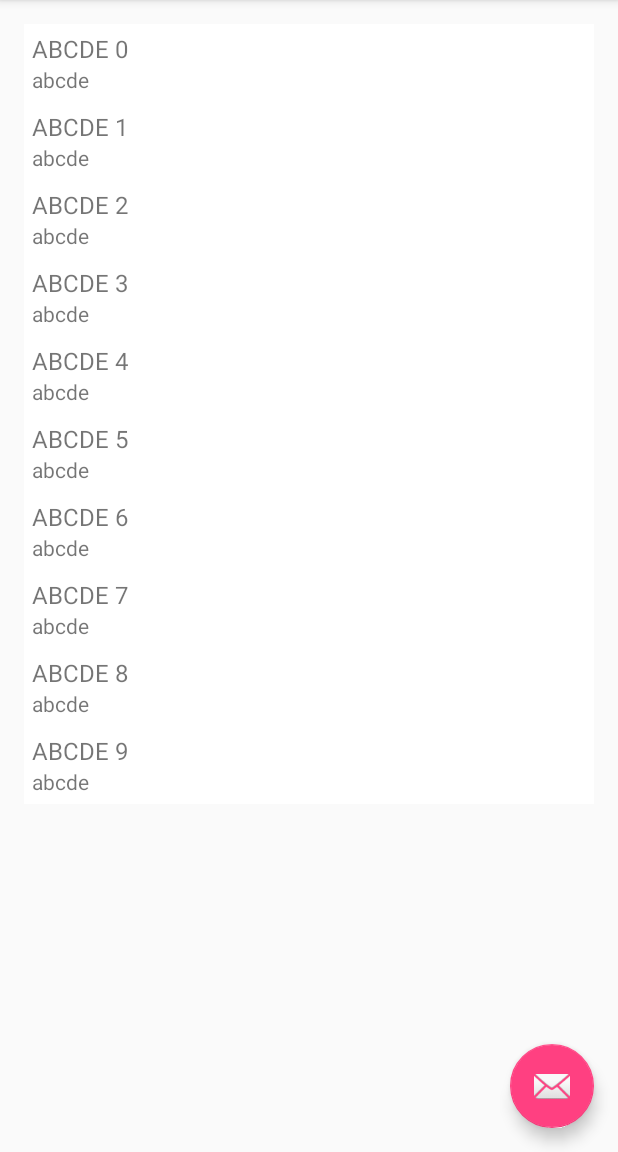
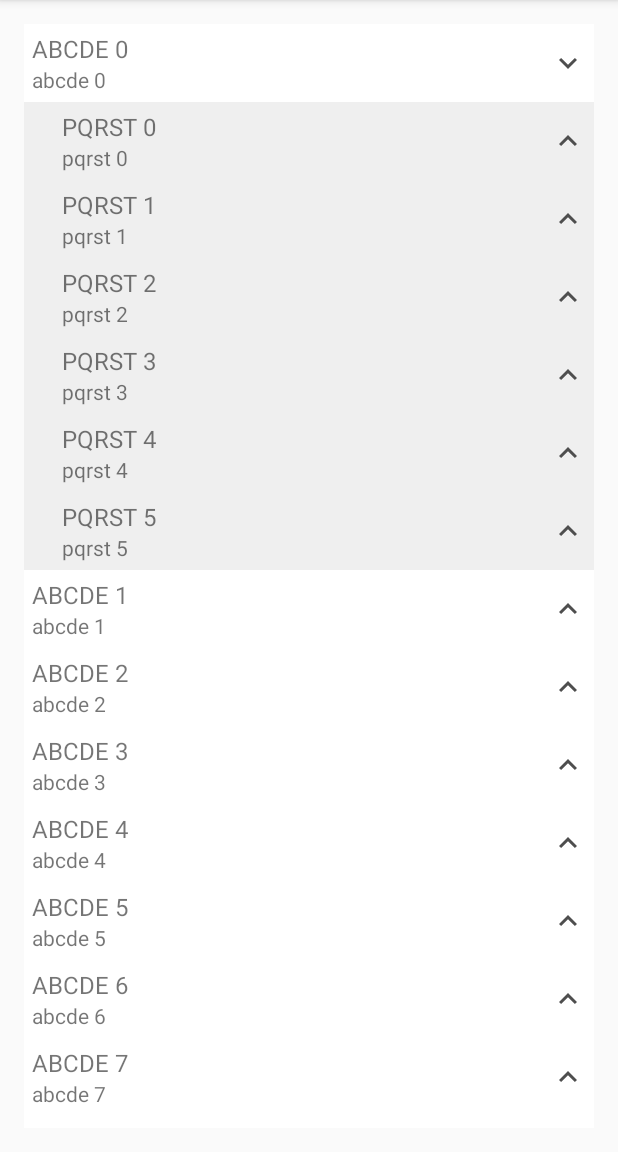
Before and after one commit to muditsen/multilevelrecyclerview, an Android app: the screen it shows after launch (MainActivity), in the options menu, after a tap on "Settings", on a phone screen of 412 x 824 dp, the part 84-1236 px from its top. Run offline under Robolectric (Android 15) with nearby library versions, the phone set to English and light mode, and no system bars; libraries missing offline, so code that uses them is left out: android.support.v4.

Commit message:
fixed bugs, added expand icon, updated README and optimized code

```diff
--- a/app/build.gradle
+++ b/app/build.gradle
@@ -2,14 +2,14 @@ apply plugin: 'com.android.application'
 
 android {
     compileSdkVersion 23
-    buildToolsVersion "23.0.2"
+    buildToolsVersion '25.0.0'
 
     defaultConfig {
         applicationId "com.mulitlevelrecyclerview"
         minSdkVersion 15
         targetSdkVersion 23
-        versionCode 1
-        versionName "1.0"
+        versionCode 2
+        versionName "1.1"
     }
     buildTypes {
         release {
--- a/app/src/main/java/com/mulitlevelrecyclerview/example/MainActivity.java
+++ b/app/src/main/java/com/mulitlevelrecyclerview/example/MainActivity.java
@@ -1,12 +1,9 @@
 package com.mulitlevelrecyclerview.example;
 
 import android.os.Bundle;
-import android.support.design.widget.FloatingActionButton;
-import android.support.design.widget.Snackbar;
 import android.support.v7.app.AppCompatActivity;
 import android.support.v7.widget.LinearLayoutManager;
 import android.support.v7.widget.Toolbar;
-import android.view.View;
 import android.view.Menu;
 import android.view.MenuItem;
 
@@ -16,6 +13,7 @@ import com.multilevelview.models.RecyclerViewItem;
 
 import java.util.ArrayList;
 import java.util.List;
+import java.util.Locale;
 
 public class MainActivity extends AppCompatActivity {
 
@@ -26,46 +24,45 @@ public class MainActivity extends AppCompatActivity {
         Toolbar toolbar = (Toolbar) findViewById(R.id.toolbar);
         setSupportActionBar(toolbar);
 
-        FloatingActionButton fab = (FloatingActionButton) findViewById(R.id.fab);
-        fab.setOnClickListener(new View.OnClickListener() {
-            @Override
-            public void onClick(View view) {
-                Snackbar.make(view, "Replace with your own action", Snackbar.LENGTH_LONG)
-                        .setAction("Action", null).show();
-            }
-        });
-
         MultiLevelRecyclerView multiLevelRecyclerView = (MultiLevelRecyclerView) findViewById(R.id.rv_list);
-
         multiLevelRecyclerView.setLayoutManager(new LinearLayoutManager(this));
 
-        List<Item> itemList = new ArrayList<>();
-        for(int i=0;i<10;i++){
-            Item item = new Item(1);
-            List<RecyclerViewItem> itemList2 = new ArrayList<>();
-            for(int j=0;j<5;j++){
-                Item item2 = new Item(2);
-                List<RecyclerViewItem> itemList3 = new ArrayList<>();
-                for(int k=0;k<3;k++){
-                    Item item3 = new Item(3);
-                    item3.setText("XYZ "+k);
-                    item3.setSecondText("xyz "+k);
-                    itemList3.add(item3);
-                }
-                item2.setText("PQRST "+j);
-                item2.setSecondText("pqrst "+j);
-                item2.addChildren(itemList3);
-                itemList2.add(item2);
+        List<Item> itemList = (List<Item>) recursivePopulateFakeData(0, 12);
+
+        MyAdapter myAdapter = new MyAdapter(this, itemList, multiLevelRecyclerView);
+
+        multiLevelRecyclerView.setAdapter(myAdapter);
+        multiLevelRecyclerView.removeItemClickListeners();
+    }
+
+
+    private List<?> recursivePopulateFakeData(int levelNumber, int depth) {
+        List<RecyclerViewItem> itemList = new ArrayList<>();
+
+        String title;
+        switch (levelNumber){
+            case 1:
+                title = "PQRST %d";
+                break;
+            case 2:
+                title = "XYZ %d";
+                break;
+            default:
+                title = "ABCDE %d";
+                break;
+        }
+
+        for (int i = 0; i < depth; i++) {
+            Item item = new Item(levelNumber);
+            item.setText(String.format(Locale.ENGLISH, title, i));
+            item.setSecondText(String.format(Locale.ENGLISH, title.toLowerCase(), i));
+            if(depth % 2 == 0){
+                item.addChildren((List<RecyclerViewItem>) recursivePopulateFakeData(levelNumber + 1, depth/2));
             }
-            item.setText("ABCDE "+i);
-            item.setSecondText("abcde "+i);
-            item.addChildren(itemList2);
             itemList.add(item);
         }
-        MyAdapter myAdapter = new MyAdapter(itemList);
 
-        multiLevelRecyclerView.setAdapter(myAdapter);
-
+        return itemList;
     }
 
     @Override
--- a/app/src/main/java/com/mulitlevelrecyclerview/example/MyAdapter.java
+++ b/app/src/main/java/com/mulitlevelrecyclerview/example/MyAdapter.java
@@ -1,50 +1,138 @@
 package com.mulitlevelrecyclerview.example;
 
+import android.content.Context;
 import android.graphics.Color;
+import android.os.Handler;
 import android.support.v7.widget.RecyclerView;
 import android.view.LayoutInflater;
 import android.view.View;
 import android.view.ViewGroup;
+import android.widget.ImageView;
+import android.widget.LinearLayout;
 import android.widget.TextView;
+import android.widget.Toast;
 
 import com.mulitlevelrecyclerview.R;
 import com.multilevelview.MultiLevelAdapter;
-import com.multilevelview.models.RecyclerViewItem;
+import com.multilevelview.MultiLevelRecyclerView;
 
 import java.util.ArrayList;
 import java.util.List;
+import java.util.Locale;
 
-public class MyAdapter extends MultiLevelAdapter {
 
-    List<Item> list = new ArrayList<>();
-    public MyAdapter(List<Item> recyclerViewItems) {
-        super(recyclerViewItems);
-        list = recyclerViewItems;
+class MyAdapter extends MultiLevelAdapter {
+
+    private Holder mViewHolder;
+    private Context mContext;
+    private List<Item> mListItems = new ArrayList<>();
+    private Item mItem;
+    private MultiLevelRecyclerView mMultiLevelRecyclerView;
+    private Handler handler;
+
+    MyAdapter(Context mContext, List<Item> mListItems, MultiLevelRecyclerView mMultiLevelRecyclerView) {
+        super(mListItems);
+        this.mListItems = mListItems;
+        this.mContext = mContext;
+        this.mMultiLevelRecyclerView = mMultiLevelRecyclerView;
+        handler = new Handler();
+    }
+
+    private void setExpandButton(ImageView expandButton, boolean isExpanded) {
+        // set the icon based on the current state
+        expandButton.setImageResource(isExpanded ? R.drawable.ic_keyboard_arrow_down_black_24dp : R.drawable.ic_keyboard_arrow_up_black_24dp);
     }
 
     @Override
     public RecyclerView.ViewHolder onCreateViewHolder(ViewGroup parent, int viewType) {
-        return new Holder(LayoutInflater.from(parent.getContext()).inflate(R.layout.item_layout,parent,false));
+        return new Holder(LayoutInflater.from(parent.getContext()).inflate(R.layout.item_layout, parent, false));
     }
 
     @Override
     public void onBindViewHolder(RecyclerView.ViewHolder holder, int position) {
-        if(getItemViewType(position) == 2){
-            holder.itemView.setBackgroundColor(Color.parseColor("#efefef"));
-        }else if(getItemViewType(position) == 3){
-            holder.itemView.setBackgroundColor(Color.parseColor("#dedede"));
-        }else{
-            holder.itemView.setBackgroundColor(Color.parseColor("#ffffff"));
+        mViewHolder = (Holder) holder;
+        mItem = mListItems.get(position);
+        mViewHolder.mItem = mItem;
+
+        switch (getItemViewType(position)) {
+            case 1:
+                holder.itemView.setBackgroundColor(Color.parseColor("#efefef"));
+                break;
+            case 2:
+                holder.itemView.setBackgroundColor(Color.parseColor("#dedede"));
+                break;
+            default:
+                holder.itemView.setBackgroundColor(Color.parseColor("#ffffff"));
+                break;
         }
-        ((Holder)holder).tvPosition.setText(list.get(position).getText());
+        mViewHolder.mTitle.setText(mItem.getText());
+        mViewHolder.mSubtitle.setText(mItem.getSecondText());
+
+        if (mItem.hasChildren() && mItem.getChildren().size() > 0) {
+            setExpandButton(mViewHolder.mExpandIcon, mItem.isExpanded());
+            mViewHolder.mExpandButton.setVisibility(View.VISIBLE);
+        } else {
+            mViewHolder.mExpandButton.setVisibility(View.GONE);
+        }
+
+        // indent child items
+        // Note: the parent item should start at zero to have no indentation
+        // e.g. in populateFakeData(); the very first Item shold be instantiate like this: Item item = new Item(0);
+        float density = mContext.getResources().getDisplayMetrics().density;
+        ((ViewGroup.MarginLayoutParams) mViewHolder.mTextBox.getLayoutParams()).leftMargin = (int) ((getItemViewType(position) * 20) * density + 0.5f);
     }
 
-    public static class Holder extends RecyclerView.ViewHolder{
+    private class Holder extends RecyclerView.ViewHolder {
 
-        TextView tvPosition;
-        public Holder(View itemView) {
+        TextView mTitle, mSubtitle;
+        ImageView mExpandIcon;
+        Item mItem;
+        LinearLayout mTextBox, mExpandButton;
+
+        Holder(View itemView) {
             super(itemView);
-            tvPosition = (TextView) itemView.findViewById(R.id.tv_position);
+            mTitle = (TextView) itemView.findViewById(R.id.title);
+            mSubtitle = (TextView) itemView.findViewById(R.id.subtitle);
+            mExpandIcon = (ImageView) itemView.findViewById(R.id.image_view);
+            mTextBox = (LinearLayout) itemView.findViewById(R.id.text_box);
+            mExpandButton = (LinearLayout) itemView.findViewById(R.id.expand_field);
+
+            // The following code snippets are only necessary if you set multiLevelRecyclerView.removeItemClickListeners(); in MainActivity.java
+            // this enables more than one click event on an item (e.g. Click Event on the item itself and click event on the expand button)
+            itemView.setOnClickListener(new View.OnClickListener() {
+                @Override
+                public void onClick(View v) {
+                    //set click event on item here
+                    Toast.makeText(mContext, String.format(Locale.ENGLISH, "Item at position %d was clicked!", getAdapterPosition()), Toast.LENGTH_SHORT).show();
+                }
+            });
+
+            //set click listener on LinearLayout because the click area is bigger than the ImageView
+            mExpandButton.setOnClickListener(new View.OnClickListener() {
+                @Override
+                public void onClick(View v) {
+                    // set click event on expand button here
+                    mMultiLevelRecyclerView.onItemClick(v, mItem, getAdapterPosition());
+                    // rotate the icon based on the current state
+                    // but only here because otherwise we'd see the animation on expanded items too while scrolling
+                    mExpandIcon.animate().rotation(mItem.isExpanded() ? -180 : 0).start();
+
+                    Toast.makeText(mContext, String.format(Locale.ENGLISH, "Item at position %d is expanded: %s", getAdapterPosition(), mItem.isExpanded()), Toast.LENGTH_SHORT).show();
+                }
+            });
+
+            // If you save the expand state in a database and you want to expand the list on every start
+            // then you might need the following code to expand the items
+            Runnable r = new Runnable() {
+                @Override
+                public void run() {
+                    if (mItem != null && mItem.isExpanded()) {
+                        mMultiLevelRecyclerView.onItemClick(null, mItem, getAdapterPosition());
+                        setExpandButton(mExpandIcon, mItem.isExpanded());
+                    }
+                }
+            };
+            handler.post(r);
         }
     }
 
--- /dev/null
+++ b/app/src/main/res/drawable/ic_keyboard_arrow_down_black_24dp.xml
@@ -0,0 +1,4 @@
+<?xml version="1.0" encoding="UTF-8" standalone="no"?>
+<vector xmlns:android="http://schemas.android.com/apk/res/android" android:height="24dp" android:viewportHeight="24.0" android:viewportWidth="24.0" android:width="24dp">
+    <path android:fillColor="#000000" android:pathData="M7.41,7.84L12,12.42l4.59,-4.58L18,9.25l-6,6 -6,-6z"/>
+</vector>
--- /dev/null
+++ b/app/src/main/res/drawable/ic_keyboard_arrow_up_black_24dp.xml
@@ -0,0 +1,4 @@
+<?xml version="1.0" encoding="UTF-8" standalone="no"?>
+<vector xmlns:android="http://schemas.android.com/apk/res/android" android:height="24dp" android:viewportHeight="24.0" android:viewportWidth="24.0" android:width="24dp">
+    <path android:fillColor="#000000" android:pathData="M7.41,15.41L12,10.83l4.59,4.58L18,14l-6,-6 -6,6z"/>
+</vector>
--- a/app/src/main/res/layout/activity_main.xml
+++ b/app/src/main/res/layout/activity_main.xml
@@ -23,12 +23,4 @@
 
     <include layout="@layout/content_main" />
 
-    <android.support.design.widget.FloatingActionButton
-        android:id="@+id/fab"
-        android:layout_width="wrap_content"
-        android:layout_height="wrap_content"
-        android:layout_gravity="bottom|end"
-        android:layout_margin="@dimen/fab_margin"
-        android:src="@android:drawable/ic_dialog_email" />
-
 </android.support.design.widget.CoordinatorLayout>
--- a/app/src/main/res/layout/item_layout.xml
+++ b/app/src/main/res/layout/item_layout.xml
@@ -1,21 +1,48 @@
 <?xml version="1.0" encoding="utf-8"?>
 <LinearLayout xmlns:android="http://schemas.android.com/apk/res/android"
-    android:orientation="vertical" android:layout_width="match_parent"
-    android:padding="5dp"
-    android:layout_height="wrap_content">
+    android:layout_width="match_parent"
+    android:layout_height="wrap_content"
+    android:orientation="horizontal"
+    android:padding="5dp">
 
-    <TextView
-        android:id="@+id/tv_position"
-        android:text="ABCDEF"
-        android:textSize="16sp"
-        android:layout_width="match_parent"
-        android:layout_height="wrap_content" />
+    <LinearLayout
+        android:id="@+id/text_box"
+        android:layout_width="wrap_content"
+        android:layout_height="wrap_content"
+        android:layout_weight="1"
+        android:layout_marginRight="10dp"
+        android:layout_marginEnd="10dp"
+        android:orientation="vertical">
 
-    <TextView
+        <TextView
+            android:id="@+id/title"
+            android:layout_width="match_parent"
+            android:layout_height="wrap_content"
+            android:text="ABCDEF"
+            android:textSize="16sp" />
 
-        android:text="abcde"
-        android:textSize="14sp"
-        android:layout_width="match_parent"
-        android:layout_height="wrap_content" />
+        <TextView
+            android:id="@+id/subtitle"
+            android:layout_width="match_parent"
+            android:layout_height="wrap_content"
+            android:text="abcde"
+            android:textSize="14sp" />
+    </LinearLayout>
+
+    <LinearLayout
+        android:id="@+id/expand_field"
+        android:layout_weight="0"
+        android:layout_width="wrap_content"
+        android:layout_height="match_parent"
+        android:gravity="center">
+
+        <ImageView
+            android:id="@+id/image_view"
+            android:tint="#4e4e4e"
+            android:src="@drawable/ic_keyboard_arrow_up_black_24dp"
+            android:layout_width="wrap_content"
+            android:layout_height="wrap_content" />
+
+    </LinearLayout>
 
 </LinearLayout>
--- a/build.gradle
+++ b/build.gradle
@@ -5,7 +5,7 @@ buildscript {
         jcenter()
     }
     dependencies {
-        classpath 'com.android.tools.build:gradle:2.0.0'
+        classpath 'com.android.tools.build:gradle:2.3.3'
 
         // NOTE: Do not place your application dependencies here; they belong
         // in the individual module build.gradle files
--- a/multilevelview/build.gradle
+++ b/multilevelview/build.gradle
@@ -2,13 +2,13 @@ apply plugin: 'com.android.library'
 
 android {
     compileSdkVersion 23
-    buildToolsVersion "23.0.2"
+    buildToolsVersion '25.0.0'
 
     defaultConfig {
         minSdkVersion 15
         targetSdkVersion 23
-        versionCode 1
-        versionName "1.0"
+        versionCode 2
+        versionName "1.1"
     }
     buildTypes {
         release {
--- a/multilevelview/src/main/java/com/multilevelview/MultiLevelAdapter.java
+++ b/multilevelview/src/main/java/com/multilevelview/MultiLevelAdapter.java
@@ -3,7 +3,6 @@ package com.multilevelview;
 
 import android.support.v7.widget.RecyclerView;
 import android.view.ViewGroup;
-
 
 import com.multilevelview.models.RecyclerViewItem;
 
@@ -11,26 +10,26 @@ import java.util.ArrayList;
 import java.util.List;
 
 
-public abstract class MultiLevelAdapter extends RecyclerView.Adapter<RecyclerView.ViewHolder>{
+public abstract class MultiLevelAdapter extends RecyclerView.Adapter<RecyclerView.ViewHolder> {
 
     List<RecyclerViewItem> recyclerViewItemList = new ArrayList<>();
 
-    public MultiLevelAdapter(List<?> recyclerViewItems){
-        if(!(recyclerViewItems.get(0) instanceof RecyclerViewItem)){
+    public MultiLevelAdapter(List<?> recyclerViewItems) {
+        if (!(recyclerViewItems.get(0) instanceof RecyclerViewItem)) {
             throw new IllegalArgumentException("Please Add Items Of Class extending RecyclerViewItem");
         }
         this.recyclerViewItemList = (List<RecyclerViewItem>) recyclerViewItems;
     }
 
-    public void setRecyclerViewItemList(List<RecyclerViewItem> recyclerViewItemList) {
+    void setRecyclerViewItemList(List<RecyclerViewItem> recyclerViewItemList) {
         this.recyclerViewItemList = recyclerViewItemList;
     }
 
     @Override
-    public abstract RecyclerView.ViewHolder onCreateViewHolder(ViewGroup parent, int viewType) ;
+    public abstract RecyclerView.ViewHolder onCreateViewHolder(ViewGroup parent, int viewType);
 
     @Override
-    public abstract void onBindViewHolder(RecyclerView.ViewHolder holder, int position) ;
+    public abstract void onBindViewHolder(RecyclerView.ViewHolder holder, int position);
 
     @Override
     public int getItemCount() {
@@ -42,7 +41,7 @@ public abstract class MultiLevelAdapter extends RecyclerView.Adapter<RecyclerVie
         return recyclerViewItemList.get(position).getLevel();
     }
 
-    public List<RecyclerViewItem> getRecyclerViewItemList() {
+    List<RecyclerViewItem> getRecyclerViewItemList() {
         return recyclerViewItemList;
     }
 }
--- a/multilevelview/src/main/java/com/multilevelview/MultiLevelRecyclerView.java
+++ b/multilevelview/src/main/java/com/multilevelview/MultiLevelRecyclerView.java
@@ -20,13 +20,9 @@ public class MultiLevelRecyclerView extends RecyclerView implements OnRecyclerIt
 
     Context mContext;
 
-    private boolean isExpanded = false;
+    private boolean isExpanded = false, accordion = false;
 
-    private boolean accordion = false;
-
-    private int prevClickedPosition = -1;
-
-    private int numberOfItemsAdded = 0;
+    private int prevClickedPosition = -1, numberOfItemsAdded = 0;
 
     MultiLevelAdapter mMultiLevelAdapter;
 
@@ -68,6 +64,12 @@ public class MultiLevelRecyclerView extends RecyclerView implements OnRecyclerIt
         setItemAnimator(new DefaultItemAnimator());
     }
 
+    public void removeItemClickListeners() {
+        if (recyclerItemClickListener != null) {
+            removeOnItemTouchListener(recyclerItemClickListener);
+        }
+    }
+
     @Override
     public void setItemAnimator(ItemAnimator animator) {
         super.setItemAnimator(animator);
@@ -84,24 +86,20 @@ public class MultiLevelRecyclerView extends RecyclerView implements OnRecyclerIt
 
 
     public void removeAllChildren(List<RecyclerViewItem> list) {
-        for (int i = 0; i < list.size(); i++) {
-            if (list.get(i).isExpanded()) {
-                removeAllChildren(list.get(i).getChildren());
-                removePrevItems(mMultiLevelAdapter.getRecyclerViewItemList(), list.get(i).getPosition(), list.get(i).getChildren().size());
+        for (RecyclerViewItem i : list) {
+            if (i.isExpanded()) {
+                i.setExpanded(false);
+                removeAllChildren(i.getChildren());
+                removePrevItems(mMultiLevelAdapter.getRecyclerViewItemList(), i.getPosition(), i.getChildren().size());
             }
         }
     }
 
     private int getExpandedPosition(int level) {
-
         List<RecyclerViewItem> adapterList = mMultiLevelAdapter.getRecyclerViewItemList();
-        for (int i = 0; i < adapterList.size(); i++) {
-
-            if (level == adapterList.get(i).getLevel()) {
-
-                if (adapterList.get(i).isExpanded()) {
-                    return i;
-                }
+        for (RecyclerViewItem i : adapterList) {
+            if (level == i.getLevel() && i.isExpanded()) {
+                return adapterList.indexOf(i);
             }
         }
 
@@ -111,8 +109,8 @@ public class MultiLevelRecyclerView extends RecyclerView implements OnRecyclerIt
     private int getItemsToBeRemoved(int level) {
         List<RecyclerViewItem> adapterList = mMultiLevelAdapter.getRecyclerViewItemList();
         int itemsToRemove = 0;
-        for (int j = 0; j < adapterList.size(); j++) {
-            if (level < adapterList.get(j).getLevel()) {
+        for (RecyclerViewItem i : adapterList) {
+            if (level < i.getLevel()) {
                 itemsToRemove++;
             }
         }
@@ -122,6 +120,7 @@ public class MultiLevelRecyclerView extends RecyclerView implements OnRecyclerIt
 
     @Override
     public void onItemClick(View view, RecyclerViewItem clickedItem, int position) {
+        if (position == -1) return;
 
         List<RecyclerViewItem> adapterList = mMultiLevelAdapter.getRecyclerViewItemList();
 
@@ -136,9 +135,7 @@ public class MultiLevelRecyclerView extends RecyclerView implements OnRecyclerIt
                 return;
             }
 
-            int i = getExpandedPosition(clickedItem.getLevel());
-
-            int itemsToRemove = getItemsToBeRemoved(clickedItem.getLevel());
+            int i = getExpandedPosition(clickedItem.getLevel()), itemsToRemove = getItemsToBeRemoved(clickedItem.getLevel());
 
             if (i != -1) {
                 removePrevItems(adapterList, i, itemsToRemove);
@@ -154,7 +151,6 @@ public class MultiLevelRecyclerView extends RecyclerView implements OnRecyclerIt
             }
 
         }
-
 
         if (clickedItem.isExpanded()) {
             clickedItem.setExpanded(false);
@@ -187,8 +183,9 @@ public class MultiLevelRecyclerView extends RecyclerView implements OnRecyclerIt
     }
 
     public void refreshPosition() {
-        for (int i = 0; i < mMultiLevelAdapter.getRecyclerViewItemList().size(); i++) {
-            mMultiLevelAdapter.getRecyclerViewItemList().get(i).setPosition(i);
+        int position = 0;
+        for (RecyclerViewItem i : mMultiLevelAdapter.getRecyclerViewItemList()) {
+            i.setPosition(position++);
         }
     }
 
@@ -238,11 +235,11 @@ public class MultiLevelRecyclerView extends RecyclerView implements OnRecyclerIt
 
         private OnRecyclerItemClickListener onItemClick;
 
-        public void setOnItemClick(OnRecyclerItemClickListener onItemClick) {
+        void setOnItemClick(OnRecyclerItemClickListener onItemClick) {
             this.onItemClick = onItemClick;
         }
 
-        public RecyclerItemClickListener(Context context) {
+        RecyclerItemClickListener(Context context) {
 
             mGestureDetector = new GestureDetector(context, new GestureDetector.SimpleOnGestureListener() {
                 @Override
--- a/multilevelview/src/main/java/com/multilevelview/OnRecyclerItemClickListener.java
+++ b/multilevelview/src/main/java/com/multilevelview/OnRecyclerItemClickListener.java
@@ -4,6 +4,6 @@ import android.view.View;
 
 import com.multilevelview.models.RecyclerViewItem;
 
-public interface OnRecyclerItemClickListener {
-	 void onItemClick(View view,RecyclerViewItem item,int position);
+interface OnRecyclerItemClickListener {
+    void onItemClick(View view, RecyclerViewItem item, int position);
 }
```
Also changed, not shown: gradle/wrapper/gradle-wrapper.properties, 417 other files.
